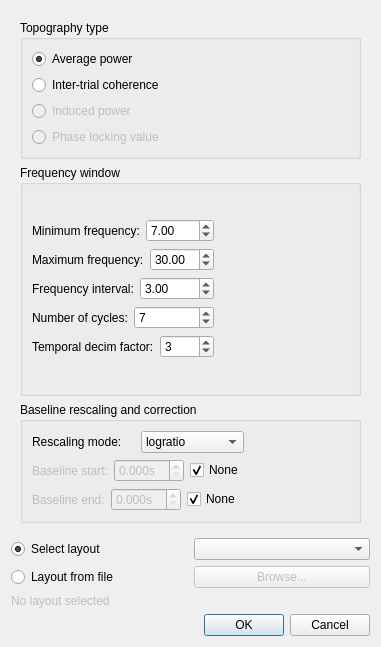
cibr-jyu/meggie, file meggie_batch/ui/qt4Designer_ui_files/TFRtopology.ui: the form before one commit.
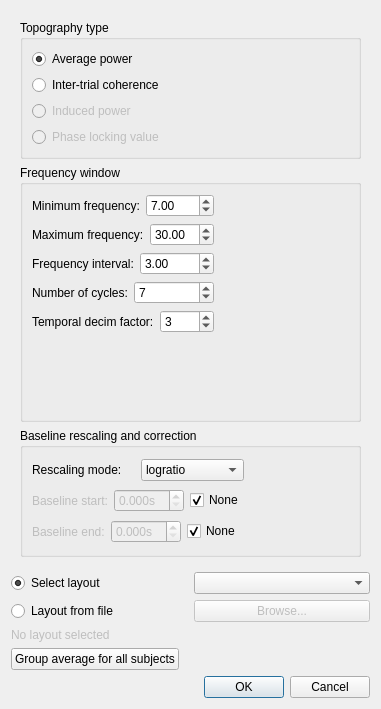
The form after the commit.

Commit message: TFR group average + saving of images.

Diff of the .ui file:
```diff
--- a/meggie_batch/ui/qt4Designer_ui_files/TFRtopology.ui
+++ b/meggie_batch/ui/qt4Designer_ui_files/TFRtopology.ui
@@ -7,27 +7,13 @@
     <x>0</x>
     <y>0</y>
     <width>381</width>
-    <height>647</height>
+    <height>709</height>
    </rect>
   </property>
   <property name="windowTitle">
    <string>Meggie - Show TFR topologies </string>
   </property>
   <layout class="QGridLayout" name="gridLayout_2">
-   <item row="2" column="0">
-    <layout class="QVBoxLayout" name="verticalLayout">
-     <item>
-      <widget class="QDialogButtonBox" name="buttonBox">
-       <property name="orientation">
-        <enum>Qt::Horizontal</enum>
-       </property>
-       <property name="standardButtons">
-        <set>QDialogButtonBox::Cancel|QDialogButtonBox::Ok</set>
-       </property>
-      </widget>
-     </item>
-    </layout>
-   </item>
    <item row="0" column="0">
     <widget class="QScrollArea" name="scrollArea">
      <property name="frameShape">
@@ -42,7 +28,7 @@
         <x>0</x>
         <y>0</y>
         <width>363</width>
-        <height>499</height>
+        <height>526</height>
        </rect>
       </property>
       <property name="minimumSize">
@@ -260,6 +246,19 @@
             </property>
            </spacer>
           </item>
+          <item row="1" column="1">
+           <spacer name="verticalSpacer">
+            <property name="orientation">
+             <enum>Qt::Vertical</enum>
+            </property>
+            <property name="sizeHint" stdset="0">
+             <size>
+              <width>20</width>
+              <height>40</height>
+             </size>
+            </property>
+           </spacer>
+          </item>
          </layout>
         </widget>
        </item>
@@ -476,6 +475,44 @@
        </property>
       </widget>
      </item>
+     <item>
+      <layout class="QHBoxLayout" name="horizontalLayout_9">
+       <item>
+        <widget class="QPushButton" name="pushButtonGroupAverage">
+         <property name="text">
+          <string>Group average for all subjects</string>
+         </property>
+        </widget>
+       </item>
+       <item>
+        <spacer name="horizontalSpacer_4">
+         <property name="orientation">
+          <enum>Qt::Horizontal</enum>
+         </property>
+         <property name="sizeHint" stdset="0">
+          <size>
+           <width>40</width>
+           <height>20</height>
+          </size>
+         </property>
+        </spacer>
+       </item>
+      </layout>
+     </item>
+    </layout>
+   </item>
+   <item row="2" column="0">
+    <layout class="QVBoxLayout" name="verticalLayout">
+     <item>
+      <widget class="QDialogButtonBox" name="buttonBox">
+       <property name="orientation">
+        <enum>Qt::Horizontal</enum>
+       </property>
+       <property name="standardButtons">
+        <set>QDialogButtonBox::Cancel|QDialogButtonBox::Ok</set>
+       </property>
+      </widget>
+     </item>
     </layout>
    </item>
   </layout>
```
Left out of the diff: 83 changed lines with no effect on the pictures. The commit also changes 10 other files.
